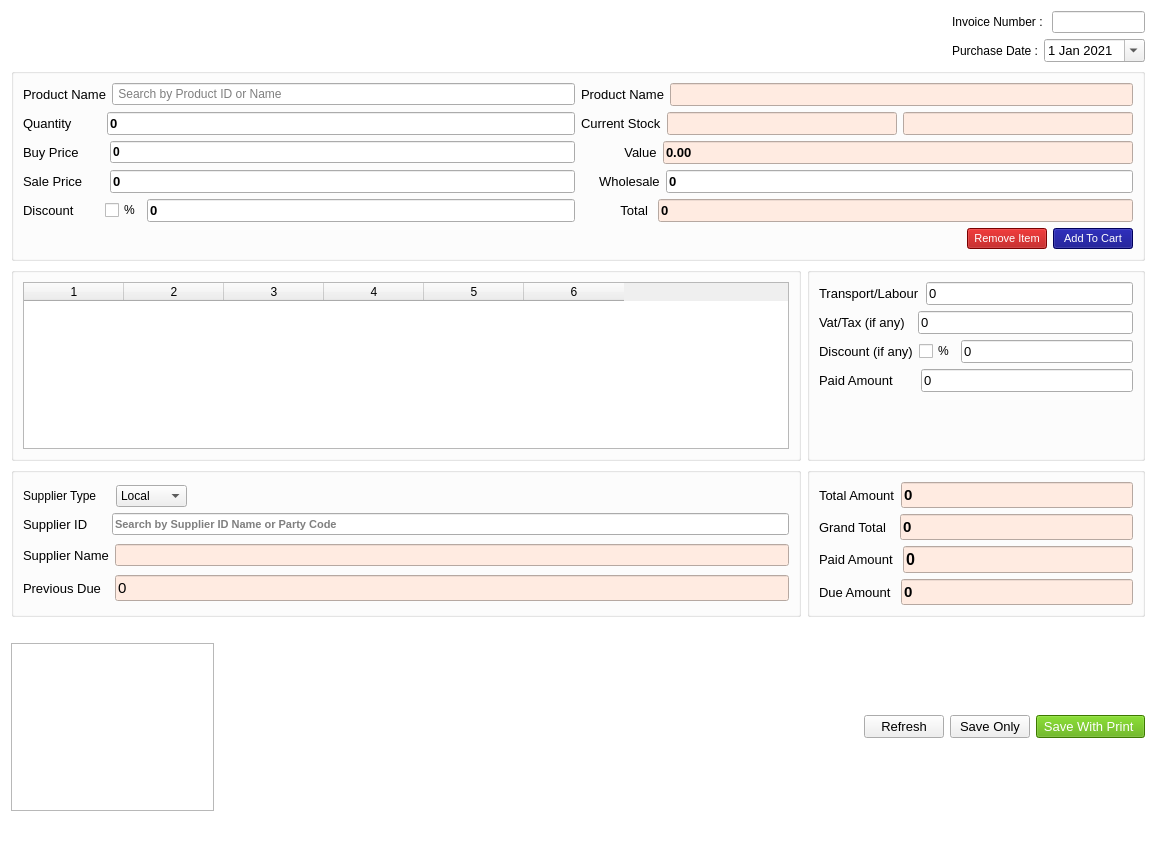
First picture: the form in ui/purchase1.ui, repository ansarul543/pos-inventory, before the edit.
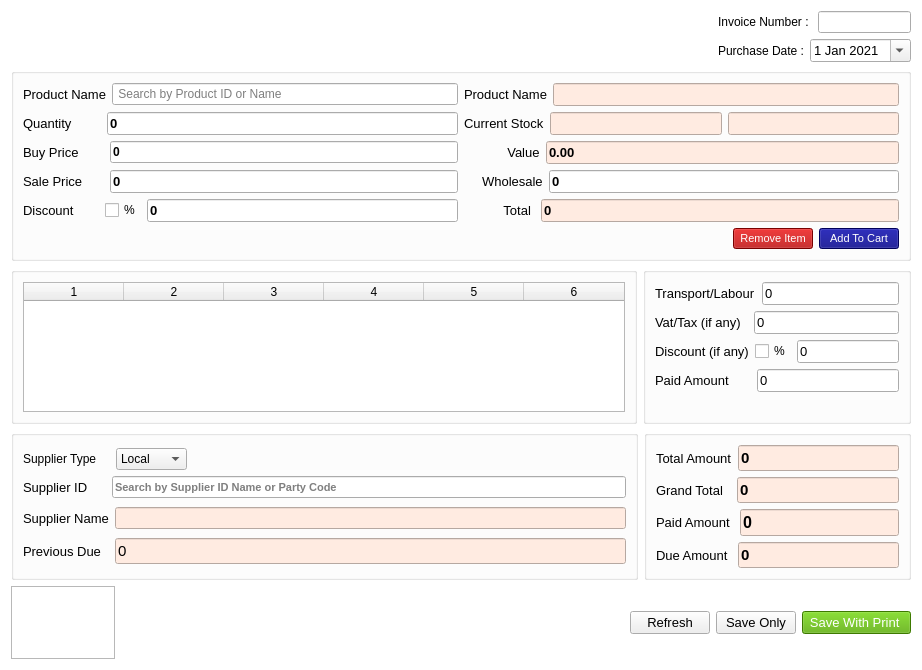
Second picture: the form after the edit.

Diff of the .ui file:
```diff
--- a/ui/purchase1.ui
+++ b/ui/purchase1.ui
@@ -9,8 +9,8 @@
    <rect>
     <x>0</x>
     <y>0</y>
-    <width>1156</width>
-    <height>842</height>
+    <width>922</width>
+    <height>670</height>
    </rect>
   </property>
   <property name="windowTitle">
@@ -24,19 +24,441 @@
 }</string>
   </property>
   <layout class="QGridLayout" name="gridLayout_27">
-   <item row="0" column="2">
-    <spacer name="horizontalSpacer_5">
+   <item row="4" column="2" colspan="2">
+    <layout class="QGridLayout" name="gridLayout_11">
+     <item row="0" column="1">
+      <widget class="QPushButton" name="clearb">
+       <property name="font">
+        <font>
+         <pointsize>10</pointsize>
+        </font>
+       </property>
+       <property name="text">
+        <string>Refresh</string>
+       </property>
+      </widget>
+     </item>
+     <item row="0" column="2">
+      <widget class="QPushButton" name="saveonlyb">
+       <property name="font">
+        <font>
+         <pointsize>10</pointsize>
+        </font>
+       </property>
+       <property name="text">
+        <string>Save Only</string>
+       </property>
+      </widget>
+     </item>
+     <item row="0" column="3">
+      <widget class="QPushButton" name="purchaseb">
+       <property name="font">
+        <font>
+         <pointsize>10</pointsize>
+        </font>
+       </property>
+       <property name="styleSheet">
+        <string notr="true">color: rgb(255, 255, 255);
+background-color: rgb(85, 170, 0);</string>
+       </property>
+       <property name="text">
+        <string> Save With Print  </string>
+       </property>
+      </widget>
+     </item>
+     <item row="0" column="0">
+      <spacer name="horizontalSpacer_6">
+       <property name="orientation">
+        <enum>Qt::Horizontal</enum>
+       </property>
+       <property name="sizeHint" stdset="0">
+        <size>
+         <width>40</width>
+         <height>20</height>
+        </size>
+       </property>
+      </spacer>
+     </item>
+    </layout>
+   </item>
+   <item row="4" column="1">
+    <spacer name="horizontalSpacer_3">
      <property name="orientation">
       <enum>Qt::Horizontal</enum>
      </property>
      <property name="sizeHint" stdset="0">
       <size>
-       <width>165</width>
+       <width>662</width>
        <height>20</height>
       </size>
      </property>
     </spacer>
    </item>
+   <item row="3" column="0" colspan="4">
+    <layout class="QGridLayout" name="gridLayout_10" columnstretch="7,0">
+     <item row="0" column="0">
+      <widget class="QGroupBox" name="groupBox_2">
+       <property name="font">
+        <font>
+         <pointsize>10</pointsize>
+        </font>
+       </property>
+       <property name="styleSheet">
+        <string notr="true"/>
+       </property>
+       <property name="title">
+        <string/>
+       </property>
+       <layout class="QGridLayout" name="gridLayout_5">
+        <item row="0" column="0">
+         <layout class="QGridLayout" name="gridLayout">
+          <item row="0" column="0">
+           <layout class="QHBoxLayout" name="horizontalLayout_6" stretch="0,0,0">
+            <item>
+             <widget class="QLabel" name="label_6">
+              <property name="font">
+               <font>
+                <pointsize>9</pointsize>
+               </font>
+              </property>
+              <property name="text">
+               <string>Supplier Type    </string>
+              </property>
+             </widget>
+            </item>
+            <item>
+             <widget class="QComboBox" name="stype">
+              <property name="font">
+               <font>
+                <pointsize>9</pointsize>
+                <weight>50</weight>
+                <bold>false</bold>
+               </font>
+              </property>
+              <item>
+               <property name="text">
+                <string>Local</string>
+               </property>
+              </item>
+              <item>
+               <property name="text">
+                <string>Foreign</string>
+               </property>
+              </item>
+             </widget>
+            </item>
+            <item>
+             <spacer name="horizontalSpacer_4">
+              <property name="orientation">
+               <enum>Qt::Horizontal</enum>
+              </property>
+              <property name="sizeHint" stdset="0">
+               <size>
+                <width>40</width>
+                <height>20</height>
+               </size>
+              </property>
+             </spacer>
+            </item>
+           </layout>
+          </item>
+          <item row="1" column="0">
+           <layout class="QHBoxLayout" name="horizontalLayout">
+            <item>
+             <widget class="QLabel" name="label">
+              <property name="font">
+               <font>
+                <pointsize>10</pointsize>
+               </font>
+              </property>
+              <property name="text">
+               <string>Supplier ID     </string>
+              </property>
+             </widget>
+            </item>
+            <item>
+             <widget class="QLineEdit" name="sv">
+              <property name="font">
+               <font>
+                <pointsize>8</pointsize>
+                <weight>75</weight>
+                <bold>true</bold>
+               </font>
+              </property>
+              <property name="placeholderText">
+               <string>Search by Supplier ID Name or Party Code</string>
+              </property>
+             </widget>
+            </item>
+           </layout>
+          </item>
+         </layout>
+        </item>
+        <item row="1" column="0">
+         <layout class="QGridLayout" name="gridLayout_3">
+          <item row="0" column="0">
+           <widget class="QLabel" name="label_12">
+            <property name="font">
+             <font>
+              <pointsize>10</pointsize>
+             </font>
+            </property>
+            <property name="text">
+             <string>Supplier Name</string>
+            </property>
+           </widget>
+          </item>
+          <item row="0" column="1">
+           <widget class="QLineEdit" name="sn">
+            <property name="font">
+             <font>
+              <pointsize>8</pointsize>
+              <weight>75</weight>
+              <bold>true</bold>
+             </font>
+            </property>
+            <property name="styleSheet">
+             <string notr="true">background-color: rgb(255, 235, 225);</string>
+            </property>
+            <property name="readOnly">
+             <bool>true</bool>
+            </property>
+           </widget>
+          </item>
+         </layout>
+        </item>
+        <item row="2" column="0">
+         <layout class="QGridLayout" name="gridLayout_7">
+          <item row="0" column="0">
+           <widget class="QLabel" name="label_15">
+            <property name="font">
+             <font>
+              <pointsize>10</pointsize>
+             </font>
+            </property>
+            <property name="text">
+             <string>Previous Due  </string>
+            </property>
+           </widget>
+          </item>
+          <item row="0" column="1">
+           <widget class="QLineEdit" name="previousdue">
+            <property name="font">
+             <font>
+              <pointsize>11</pointsize>
+             </font>
+            </property>
+            <property name="styleSheet">
+             <string notr="true">background-color: rgb(255, 235, 225);</string>
+            </property>
+            <property name="text">
+             <string>0</string>
+            </property>
+            <property name="readOnly">
+             <bool>true</bool>
+            </property>
+           </widget>
+          </item>
+         </layout>
+        </item>
+       </layout>
+      </widget>
+     </item>
+     <item row="0" column="1">
+      <widget class="QGroupBox" name="groupBox_5">
+       <property name="font">
+        <font>
+         <pointsize>12</pointsize>
+        </font>
+       </property>
+       <property name="styleSheet">
+        <string notr="true"/>
+       </property>
+       <property name="title">
+        <string/>
+       </property>
+       <layout class="QGridLayout" name="gridLayout_4">
+        <item row="0" column="0">
+         <layout class="QHBoxLayout" name="horizontalLayout_15">
+          <item>
+           <widget class="QLabel" name="label_19">
+            <property name="font">
+             <font>
+              <pointsize>10</pointsize>
+             </font>
+            </property>
+            <property name="text">
+             <string>Total Amount</string>
+            </property>
+           </widget>
+          </item>
+          <item>
+           <widget class="QLineEdit" name="total">
+            <property name="baseSize">
+             <size>
+              <width>10</width>
+              <height>11</height>
+             </size>
+            </property>
+            <property name="font">
+             <font>
+              <pointsize>11</pointsize>
+              <weight>75</weight>
+              <bold>true</bold>
+             </font>
+            </property>
+            <property name="layoutDirection">
+             <enum>Qt::RightToLeft</enum>
+            </property>
+            <property name="styleSheet">
+             <string notr="true">background-color: rgb(255, 235, 225);</string>
+            </property>
+            <property name="text">
+             <string>0</string>
+            </property>
+            <property name="readOnly">
+             <bool>true</bool>
+            </property>
+           </widget>
+          </item>
+         </layout>
+        </item>
+        <item row="1" column="0">
+         <layout class="QHBoxLayout" name="horizontalLayout_17">
+          <item>
+           <widget class="QLabel" name="label_21">
+            <property name="font">
+             <font>
+              <pointsize>10</pointsize>
+             </font>
+            </property>
+            <property name="text">
+             <string>Grand Total  </string>
+            </property>
+           </widget>
+          </item>
+          <item>
+           <widget class="QLineEdit" name="grand">
+            <property name="font">
+             <font>
+              <pointsize>11</pointsize>
+              <weight>75</weight>
+              <bold>true</bold>
+             </font>
+            </property>
+            <property name="layoutDirection">
+             <enum>Qt::RightToLeft</enum>
+            </property>
+            <property name="styleSheet">
+             <string notr="true">background-color: rgb(255, 235, 225);</string>
+            </property>
+            <property name="text">
+             <string>0</string>
+            </property>
+            <property name="readOnly">
+             <bool>true</bool>
+            </property>
+           </widget>
+          </item>
+         </layout>
+        </item>
+        <item row="2" column="0">
+         <layout class="QHBoxLayout" name="horizontalLayout_18">
+          <item>
+           <widget class="QLabel" name="label_22">
+            <property name="font">
+             <font>
+              <pointsize>10</pointsize>
+             </font>
+            </property>
+            <property name="text">
+             <string>Paid Amount </string>
+            </property>
+           </widget>
+          </item>
+          <item>
+           <widget class="QLineEdit" name="paidtext">
+            <property name="font">
+             <font>
+              <pointsize>12</pointsize>
+              <weight>75</weight>
+              <bold>true</bold>
+             </font>
+            </property>
+            <property name="layoutDirection">
+             <enum>Qt::RightToLeft</enum>
+            </property>
+            <property name="styleSheet">
+             <string notr="true">background-color: rgb(255, 235, 225);</string>
+            </property>
+            <property name="text">
+             <string>0</string>
+            </property>
+            <property name="readOnly">
+             <bool>true</bool>
+            </property>
+           </widget>
+          </item>
+         </layout>
+        </item>
+        <item row="3" column="0">
+         <layout class="QHBoxLayout" name="horizontalLayout_16">
+          <item>
+           <widget class="QLabel" name="label_20">
+            <property name="font">
+             <font>
+              <pointsize>10</pointsize>
+             </font>
+            </property>
+            <property name="text">
+             <string>Due Amount </string>
+            </property>
+           </widget>
+          </item>
+          <item>
+           <widget class="QLineEdit" name="less">
+            <property name="font">
+             <font>
+              <pointsize>11</pointsize>
+              <weight>75</weight>
+              <bold>true</bold>
+             </font>
+            </property>
+            <property name="layoutDirection">
+             <enum>Qt::RightToLeft</enum>
+            </property>
+            <property name="styleSheet">
+             <string notr="true">background-color: rgb(255, 235, 225);</string>
+            </property>
+            <property name="text">
+             <string>0</string>
+            </property>
+            <property name="readOnly">
+             <bool>true</bool>
+            </property>
+           </widget>
+          </item>
+         </layout>
+        </item>
+       </layout>
+      </widget>
+     </item>
+    </layout>
+   </item>
+   <item row="4" column="0">
+    <widget class="QTextEdit" name="textEdit">
+     <property name="minimumSize">
+      <size>
+       <width>104</width>
+       <height>0</height>
+      </size>
+     </property>
+     <property name="styleSheet">
+      <string notr="true">height:0;
+width:0;</string>
+     </property>
+    </widget>
+   </item>
    <item row="1" column="0" colspan="4">
     <widget class="QGroupBox" name="groupBox">
      <property name="font">
@@ -474,6 +896,19 @@
      </layout>
     </widget>
    </item>
+   <item row="0" column="2">
+    <spacer name="horizontalSpacer_5">
+     <property name="orientation">
+      <enum>Qt::Horizontal</enum>
+     </property>
+     <property name="sizeHint" stdset="0">
+      <size>
+       <width>165</width>
+       <height>20</height>
+      </size>
+     </property>
+    </spacer>
+   </item>
    <item row="0" column="3">
     <layout class="QVBoxLayout" name="verticalLayout">
      <item>
@@ -756,444 +1191,6 @@
      </item>
     </layout>
    </item>
-   <item row="4" column="2" colspan="2">
-    <layout class="QGridLayout" name="gridLayout_11">
-     <item row="0" column="1">
-      <widget class="QPushButton" name="clearb">
-       <property name="font">
-        <font>
-         <pointsize>10</pointsize>
-        </font>
-       </property>
-       <property name="text">
-        <string>Refresh</string>
-       </property>
-      </widget>
-     </item>
-     <item row="0" column="2">
-      <widget class="QPushButton" name="saveonlyb">
-       <property name="font">
-        <font>
-         <pointsize>10</pointsize>
-        </font>
-       </property>
-       <property name="text">
-        <string>Save Only</string>
-       </property>
-      </widget>
-     </item>
-     <item row="0" column="3">
-      <widget class="QPushButton" name="purchaseb">
-       <property name="font">
-        <font>
-         <pointsize>10</pointsize>
-        </font>
-       </property>
-       <property name="styleSheet">
-        <string notr="true">color: rgb(255, 255, 255);
-background-color: rgb(85, 170, 0);</string>
-       </property>
-       <property name="text">
-        <string> Save With Print  </string>
-       </property>
-      </widget>
-     </item>
-     <item row="0" column="0">
-      <spacer name="horizontalSpacer_6">
-       <property name="orientation">
-        <enum>Qt::Horizontal</enum>
-       </property>
-       <property name="sizeHint" stdset="0">
-        <size>
-         <width>40</width>
-         <height>20</height>
-        </size>
-       </property>
-      </spacer>
-     </item>
-    </layout>
-   </item>
-   <item row="3" column="0" colspan="4">
-    <layout class="QGridLayout" name="gridLayout_10" columnstretch="7,3">
-     <item row="0" column="0">
-      <widget class="QGroupBox" name="groupBox_2">
-       <property name="font">
-        <font>
-         <pointsize>10</pointsize>
-        </font>
-       </property>
-       <property name="styleSheet">
-        <string notr="true"/>
-       </property>
-       <property name="title">
-        <string/>
-       </property>
-       <layout class="QGridLayout" name="gridLayout_5">
-        <item row="0" column="0">
-         <layout class="QGridLayout" name="gridLayout">
-          <item row="0" column="0">
-           <layout class="QHBoxLayout" name="horizontalLayout_6" stretch="0,0,0">
-            <item>
-             <widget class="QLabel" name="label_6">
-              <property name="font">
-               <font>
-                <pointsize>9</pointsize>
-               </font>
-              </property>
-              <property name="text">
-               <string>Supplier Type    </string>
-              </property>
-             </widget>
-            </item>
-            <item>
-             <widget class="QComboBox" name="stype">
-              <property name="font">
-               <font>
-                <pointsize>9</pointsize>
-                <weight>50</weight>
-                <bold>false</bold>
-               </font>
-              </property>
-              <item>
-               <property name="text">
-                <string>Local</string>
-               </property>
-              </item>
-              <item>
-               <property name="text">
-                <string>Foreign</string>
-               </property>
-              </item>
-             </widget>
-            </item>
-            <item>
-             <spacer name="horizontalSpacer_4">
-              <property name="orientation">
-               <enum>Qt::Horizontal</enum>
-              </property>
-              <property name="sizeHint" stdset="0">
-               <size>
-                <width>40</width>
-                <height>20</height>
-               </size>
-              </property>
-             </spacer>
-            </item>
-           </layout>
-          </item>
-          <item row="1" column="0">
-           <layout class="QHBoxLayout" name="horizontalLayout">
-            <item>
-             <widget class="QLabel" name="label">
-              <property name="font">
-               <font>
-                <pointsize>10</pointsize>
-               </font>
-              </property>
-              <property name="text">
-               <string>Supplier ID     </string>
-              </property>
-             </widget>
-            </item>
-            <item>
-             <widget class="QLineEdit" name="sv">
-              <property name="font">
-               <font>
-                <pointsize>8</pointsize>
-                <weight>75</weight>
-                <bold>true</bold>
-               </font>
-              </property>
-              <property name="placeholderText">
-               <string>Search by Supplier ID Name or Party Code</string>
-              </property>
-             </widget>
-            </item>
-           </layout>
-          </item>
-         </layout>
-        </item>
-        <item row="1" column="0">
-         <layout class="QGridLayout" name="gridLayout_3">
-          <item row="0" column="0">
-           <widget class="QLabel" name="label_12">
-            <property name="font">
-             <font>
-              <pointsize>10</pointsize>
-             </font>
-            </property>
-            <property name="text">
-             <string>Supplier Name</string>
-            </property>
-           </widget>
-          </item>
-          <item row="0" column="1">
-           <widget class="QLineEdit" name="sn">
-            <property name="font">
-             <font>
-              <pointsize>8</pointsize>
-              <weight>75</weight>
-              <bold>true</bold>
-             </font>
-            </property>
-            <property name="styleSheet">
-             <string notr="true">background-color: rgb(255, 235, 225);</string>
-            </property>
-            <property name="readOnly">
-             <bool>true</bool>
-            </property>
-           </widget>
-          </item>
-         </layout>
-        </item>
-        <item row="2" column="0">
-         <layout class="QGridLayout" name="gridLayout_7">
-          <item row="0" column="0">
-           <widget class="QLabel" name="label_15">
-            <property name="font">
-             <font>
-              <pointsize>10</pointsize>
-             </font>
-            </property>
-            <property name="text">
-             <string>Previous Due  </string>
-            </property>
-           </widget>
-          </item>
-          <item row="0" column="1">
-           <widget class="QLineEdit" name="previousdue">
-            <property name="font">
-             <font>
-              <pointsize>11</pointsize>
-             </font>
-            </property>
-            <property name="styleSheet">
-             <string notr="true">background-color: rgb(255, 235, 225);</string>
-            </property>
-            <property name="text">
-             <string>0</string>
-            </property>
-            <property name="readOnly">
-             <bool>true</bool>
-            </property>
-           </widget>
-          </item>
-         </layout>
-        </item>
-       </layout>
-      </widget>
-     </item>
-     <item row="0" column="1">
-      <widget class="QGroupBox" name="groupBox_5">
-       <property name="font">
-        <font>
-         <pointsize>12</pointsize>
-        </font>
-       </property>
-       <property name="styleSheet">
-        <string notr="true"/>
-       </property>
-       <property name="title">
-        <string/>
-       </property>
-       <layout class="QGridLayout" name="gridLayout_4">
-        <item row="0" column="0">
-         <layout class="QHBoxLayout" name="horizontalLayout_15">
-          <item>
-           <widget class="QLabel" name="label_19">
-            <property name="font">
-             <font>
-              <pointsize>10</pointsize>
-             </font>
-            </property>
-            <property name="text">
-             <string>Total Amount</string>
-            </property>
-           </widget>
-          </item>
-          <item>
-           <widget class="QLineEdit" name="total">
-            <property name="baseSize">
-             <size>
-              <width>10</width>
-              <height>11</height>
-             </size>
-            </property>
-            <property name="font">
-             <font>
-              <pointsize>11</pointsize>
-              <weight>75</weight>
-              <bold>true</bold>
-             </font>
-            </property>
-            <property name="layoutDirection">
-             <enum>Qt::RightToLeft</enum>
-            </property>
-            <property name="styleSheet">
-             <string notr="true">background-color: rgb(255, 235, 225);</string>
-            </property>
-            <property name="text">
-             <string>0</string>
-            </property>
-            <property name="readOnly">
-             <bool>true</bool>
-            </property>
-           </widget>
-          </item>
-         </layout>
-        </item>
-        <item row="1" column="0">
-         <layout class="QHBoxLayout" name="horizontalLayout_17">
-          <item>
-           <widget class="QLabel" name="label_21">
-            <property name="font">
-             <font>
-              <pointsize>10</pointsize>
-             </font>
-            </property>
-            <property name="text">
-             <string>Grand Total  </string>
-            </property>
-           </widget>
-          </item>
-          <item>
-           <widget class="QLineEdit" name="grand">
-            <property name="font">
-             <font>
-              <pointsize>11</pointsize>
-              <weight>75</weight>
-              <bold>true</bold>
-             </font>
-            </property>
-            <property name="layoutDirection">
-             <enum>Qt::RightToLeft</enum>
-            </property>
-            <property name="styleSheet">
-             <string notr="true">background-color: rgb(255, 235, 225);</string>
-            </property>
-            <property name="text">
-             <string>0</string>
-            </property>
-            <property name="readOnly">
-             <bool>true</bool>
-            </property>
-           </widget>
-          </item>
-         </layout>
-        </item>
-        <item row="2" column="0">
-         <layout class="QHBoxLayout" name="horizontalLayout_18">
-          <item>
-           <widget class="QLabel" name="label_22">
-            <property name="font">
-             <font>
-              <pointsize>10</pointsize>
-             </font>
-            </property>
-            <property name="text">
-             <string>Paid Amount </string>
-            </property>
-           </widget>
-          </item>
-          <item>
-           <widget class="QLineEdit" name="paidtext">
-            <property name="font">
-             <font>
-              <pointsize>12</pointsize>
-              <weight>75</weight>
-              <bold>true</bold>
-             </font>
-            </property>
-            <property name="layoutDirection">
-             <enum>Qt::RightToLeft</enum>
-            </property>
-            <property name="styleSheet">
-             <string notr="true">background-color: rgb(255, 235, 225);</string>
-            </property>
-            <property name="text">
-             <string>0</string>
-            </property>
-            <property name="readOnly">
-             <bool>true</bool>
-            </property>
-           </widget>
-          </item>
-         </layout>
-        </item>
-        <item row="3" column="0">
-         <layout class="QHBoxLayout" name="horizontalLayout_16">
-          <item>
-           <widget class="QLabel" name="label_20">
-            <property name="font">
-             <font>
-              <pointsize>10</pointsize>
-             </font>
-            </property>
-            <property name="text">
-             <string>Due Amount </string>
-            </property>
-           </widget>
-          </item>
-          <item>
-           <widget class="QLineEdit" name="less">
-            <property name="font">
-             <font>
-              <pointsize>11</pointsize>
-              <weight>75</weight>
-              <bold>true</bold>
-             </font>
-            </property>
-            <property name="layoutDirection">
-             <enum>Qt::RightToLeft</enum>
-            </property>
-            <property name="styleSheet">
-             <string notr="true">background-color: rgb(255, 235, 225);</string>
-            </property>
-            <property name="text">
-             <string>0</string>
-            </property>
-            <property name="readOnly">
-             <bool>true</bool>
-            </property>
-           </widget>
-          </item>
-         </layout>
-        </item>
-       </layout>
-      </widget>
-     </item>
-     <item row="1" column="1">
-      <widget class="QLabel" name="label_28">
-       <property name="text">
-        <string/>
-       </property>
-      </widget>
-     </item>
-    </layout>
-   </item>
-   <item row="4" column="1">
-    <spacer name="horizontalSpacer_3">
-     <property name="orientation">
-      <enum>Qt::Horizontal</enum>
-     </property>
-     <property name="sizeHint" stdset="0">
-      <size>
-       <width>662</width>
-       <height>20</height>
-      </size>
-     </property>
-    </spacer>
-   </item>
-   <item row="4" column="0">
-    <widget class="QTextEdit" name="textEdit"/>
-   </item>
-   <item row="5" column="2">
-    <widget class="QLabel" name="label_27">
-     <property name="text">
-      <string/>
-     </property>
-    </widget>
-   </item>
   </layout>
   <widget class="QLabel" name="label_14">
    <property name="geometry">
```
